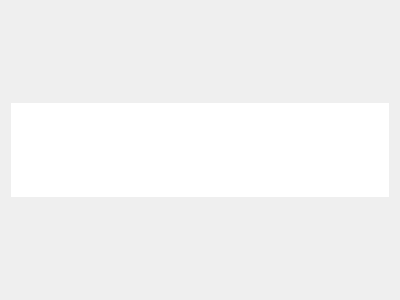
This is ui/fullscreentimer.ui in modbrin/intrusive-tomato-qt as Qt 5 draws it before an edit. The edited form follows.
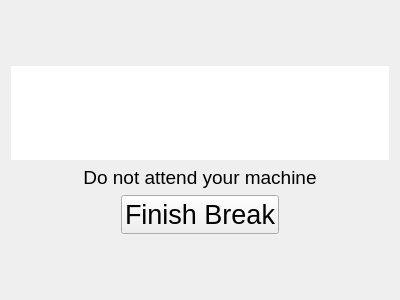
This is the edited form.

Commit message: Added confirmation button after break end. Readme improvements.

Diff of the .ui file:
```diff
--- a/ui/fullscreentimer.ui
+++ b/ui/fullscreentimer.ui
@@ -14,6 +14,19 @@
    <string>Form</string>
   </property>
   <layout class="QVBoxLayout" name="verticalLayout">
+   <item>
+    <spacer name="verticalSpacer">
+     <property name="orientation">
+      <enum>Qt::Vertical</enum>
+     </property>
+     <property name="sizeHint" stdset="0">
+      <size>
+       <width>20</width>
+       <height>40</height>
+      </size>
+     </property>
+    </spacer>
+   </item>
    <item>
     <widget class="QLineEdit" name="timeField">
      <property name="font">
@@ -30,6 +43,88 @@
      </property>
     </widget>
    </item>
+   <item>
+    <widget class="QLabel" name="message">
+     <property name="font">
+      <font>
+       <pointsize>14</pointsize>
+      </font>
+     </property>
+     <property name="styleSheet">
+      <string notr="true">background-color: transparent;</string>
+     </property>
+     <property name="text">
+      <string>Do not attend your machine</string>
+     </property>
+     <property name="alignment">
+      <set>Qt::AlignCenter</set>
+     </property>
+    </widget>
+   </item>
+   <item>
+    <layout class="QHBoxLayout" name="buttonGroup">
+     <item>
+      <spacer name="leftSpacer">
+       <property name="orientation">
+        <enum>Qt::Horizontal</enum>
+       </property>
+       <property name="sizeHint" stdset="0">
+        <size>
+         <width>40</width>
+         <height>20</height>
+        </size>
+       </property>
+      </spacer>
+     </item>
+     <item>
+      <widget class="QPushButton" name="confirmButton">
+       <property name="sizePolicy">
+        <sizepolicy hsizetype="Preferred" vsizetype="Preferred">
+         <horstretch>0</horstretch>
+         <verstretch>0</verstretch>
+        </sizepolicy>
+       </property>
+       <property name="font">
+        <font>
+         <pointsize>20</pointsize>
+        </font>
+       </property>
+       <property name="styleSheet">
+        <string notr="true"/>
+       </property>
+       <property name="text">
+        <string>Finish Break</string>
+       </property>
+      </widget>
+     </item>
+     <item>
+      <spacer name="rightSpacer">
+       <property name="orientation">
+        <enum>Qt::Horizontal</enum>
+       </property>
+       <property name="sizeHint" stdset="0">
+        <size>
+         <width>40</width>
+         <height>20</height>
+        </size>
+       </property>
+      </spacer>
+     </item>
+    </layout>
+   </item>
+   <item>
+    <spacer name="verticalSpacer_2">
+     <property name="orientation">
+      <enum>Qt::Vertical</enum>
+     </property>
+     <property name="sizeHint" stdset="0">
+      <size>
+       <width>20</width>
+       <height>40</height>
+      </size>
+     </property>
+    </spacer>
+   </item>
   </layout>
  </widget>
  <resources/>
```
The commit also changes 12 other files.
